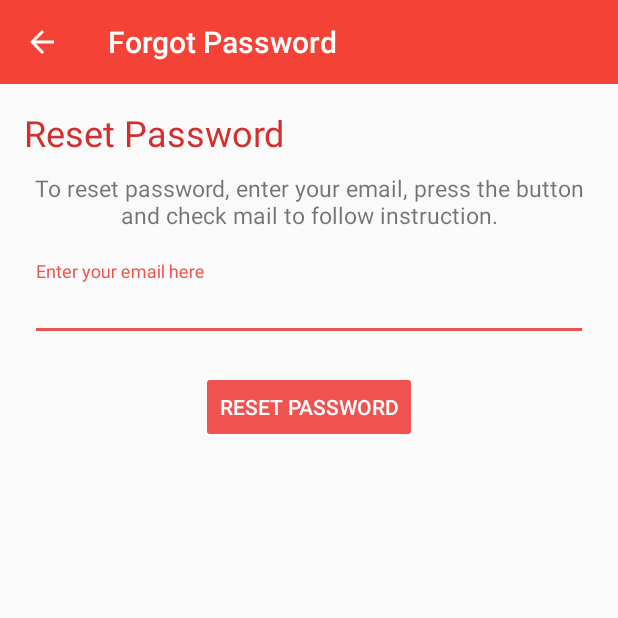
After one commit to Muskan-Mittal/Medical_Helper, an Android app: the ForgotPasswordActivity screen opened directly, with no data from a screen before it, on a phone screen of 412 x 824 dp, the top half of it. The commit adds this screen. Run offline under Robolectric (Android 15) with nearby library versions, the phone set to English and light mode, and no system bars; our stand-ins replace Firebase (no records; nobody signed in at launch, a user with empty details on screens opened directly); libraries missing offline, so code that uses them is left out: com.facebook.

Commit message:
Forgot password feature added to Login.

```diff
--- a/app/build.gradle
+++ b/app/build.gradle
@@ -66,4 +66,5 @@ dependencies {
 
 
 
+
 apply plugin: 'com.google.gms.google-services'
--- /dev/null
+++ b/app/src/main/java/com/example/muskan/medical_help/ForgotPasswordActivity.java
@@ -0,0 +1,44 @@
+package com.example.muskan.medical_help;
+
+import android.app.Activity;
+import android.content.Intent;
+import android.os.Bundle;
+import android.support.annotation.Nullable;
+import android.support.v7.app.AppCompatActivity;
+import android.support.v7.widget.Toolbar;
+import android.util.Log;
+import android.view.View;
+
+import com.example.muskan.medical_help.Fragments.ForgotPasswordFragment;
+import com.example.muskan.medical_help.Fragments.MyMedicineFragment;
+
+/**
+ * Created by muskan on 19/1/18.
+ */
+
+public class ForgotPasswordActivity extends AppCompatActivity {
+
+    @Override
+    protected void onCreate(@Nullable Bundle savedInstanceState) {
+        super.onCreate(savedInstanceState);
+        setContentView(R.layout.activity_category);
+        getSupportFragmentManager().beginTransaction().replace(R.id.container, new ForgotPasswordFragment()).commit();
+        initToolbar();
+    }
+
+    private void initToolbar() {
+        Toolbar toolbar = (Toolbar) findViewById(R.id.toolbar_actionbar_myMedicine);
+        if (toolbar != null) {
+            setSupportActionBar(toolbar);
+            getSupportActionBar().setDisplayHomeAsUpEnabled(true);
+            getSupportActionBar().setDisplayShowHomeEnabled(true);
+
+            toolbar.setNavigationOnClickListener(new View.OnClickListener() {
+                @Override
+                public void onClick(View v) {
+                    startActivity(new Intent(ForgotPasswordActivity.this, LoginActivity.class));
+                }
+            });
+        }
+    }
+}
--- /dev/null
+++ b/app/src/main/java/com/example/muskan/medical_help/Fragments/ForgotPasswordFragment.java
@@ -0,0 +1,118 @@
+package com.example.muskan.medical_help.Fragments;
+
+
+import android.content.Context;
+import android.os.Bundle;
+import android.support.annotation.NonNull;
+import android.support.annotation.Nullable;
+import android.support.v4.app.Fragment;
+import android.text.TextUtils;
+import android.util.Log;
+import android.view.LayoutInflater;
+import android.view.View;
+import android.view.ViewGroup;
+import android.widget.Button;
+import android.widget.EditText;
+import android.widget.Toast;
+
+import com.example.muskan.medical_help.R;
+import com.google.android.gms.tasks.OnCompleteListener;
+import com.google.android.gms.tasks.Task;
+import com.google.firebase.auth.FirebaseAuth;
+
+import static com.facebook.FacebookSdk.getApplicationContext;
+
+/**
+ * A simple {@link Fragment} subclass.
+ */
+public class ForgotPasswordFragment extends Fragment {
+
+    private EditText editTextEmail;
+    private Button btnResetPassword;
+    private FirebaseAuth mAuth;
+
+    public ForgotPasswordFragment() {
+        // Required empty public constructor
+    }
+
+    @Override
+    public void onDetach() {
+        super.onDetach();
+    }
+
+    @Override
+    public void onAttach(Context context) {
+        super.onAttach(context);
+    }
+
+    @Override
+    public void onStart() {
+        super.onStart();
+    }
+
+    @Override
+    public void onPause() {
+        super.onPause();
+    }
+
+    @Override
+    public void onStop() {
+        super.onStop();
+    }
+
+    @Override
+    public void onDestroy() {
+        super.onDestroy();
+    }
+
+    @Override
+    public void onSaveInstanceState(@NonNull Bundle outState) {
+        super.onSaveInstanceState(outState);
+    }
+
+    @Override
+    public void onResume() {
+        super.onResume();
+    }
+
+    @Override
+    public void onCreate(@Nullable Bundle savedInstanceState) {
+        super.onCreate(savedInstanceState);
+        setHasOptionsMenu(true);
+    }
+
+    @Override
+    public View onCreateView(LayoutInflater inflater, ViewGroup container,
+                             Bundle savedInstanceState) {
+        View rootview = inflater.inflate(R.layout.fragment_forgot_password, container, false);
+        editTextEmail = (EditText) rootview.findViewById(R.id.edt_reset_email);
+        btnResetPassword = (Button) rootview.findViewById(R.id.btn_reset_password);
+        mAuth = FirebaseAuth.getInstance();
+
+        btnResetPassword.setOnClickListener(new View.OnClickListener() {
+            @Override
+            public void onClick(View view) {
+                Log.v("Woking", "Yes");
+                String email = editTextEmail.getText().toString().trim();
+
+                if (TextUtils.isEmpty(email)) {
+                    Toast.makeText(getActivity(), "Enter your email!", Toast.LENGTH_SHORT).show();
+                    return;
+                }
+
+                mAuth.sendPasswordResetEmail(email)
+                        .addOnCompleteListener(new OnCompleteListener<Void>() {
+                            @Override
+                            public void onComplete(@NonNull Task<Void> task) {
+                                if (task.isSuccessful()) {
+                                    Toast.makeText(getActivity(), "Check email to reset your password!", Toast.LENGTH_SHORT).show();
+                                } else {
+                                    Toast.makeText(getActivity(), "Fail to send reset password email!", Toast.LENGTH_SHORT).show();
+                                }
+                            }
+                        });
+            }
+        });
+        return rootview;
+    }
+}
--- a/app/src/main/java/com/example/muskan/medical_help/Fragments/MyMedicineFragment.java
+++ b/app/src/main/java/com/example/muskan/medical_help/Fragments/MyMedicineFragment.java
@@ -92,7 +92,6 @@ public class MyMedicineFragment extends Fragment {
     public void onCreate(@Nullable Bundle savedInstanceState) {
         super.onCreate(savedInstanceState);
         setHasOptionsMenu(true);
-
     }
 
     @Override
--- a/app/src/main/res/layout/activity_signup.xml
+++ b/app/src/main/res/layout/activity_signup.xml
@@ -100,7 +100,7 @@
                 android:layout_marginTop="20dp"
                 android:layout_weight="2"
                 android:backgroundTint="#ef5350"
-                android:text="SIGN UP"
+                android:text="@string/SignUpBtnText"
                 android:textColor="#FFFFFF" />
 
             <LinearLayout
--- /dev/null
+++ b/app/src/main/res/layout/fragment_forgot_password.xml
@@ -0,0 +1,56 @@
+<?xml version="1.0" encoding="utf-8"?>
+<LinearLayout xmlns:android="http://schemas.android.com/apk/res/android"
+    xmlns:app="http://schemas.android.com/apk/res-auto"
+    android:layout_width="match_parent"
+    android:layout_height="wrap_content"
+    android:fitsSystemWindows="true"
+    android:orientation="vertical">
+
+    <TextView
+        android:id="@+id/title_text"
+        style="@style/textStyle"
+        android:layout_width="wrap_content"
+        android:layout_height="wrap_content"
+        android:gravity="center"
+        android:text="@string/ResetPasswordHeading"
+        android:textSize="24sp" />
+
+    <TextView
+        android:layout_width="wrap_content"
+        android:layout_height="wrap_content"
+        android:layout_marginBottom="10dp"
+        android:gravity="center_horizontal"
+        android:padding="10dp"
+        android:text="@string/ResetPasswordDescription"
+        android:textSize="15dp" />
+
+    <!--Email input edit text for email-->
+    <android.support.design.widget.TextInputLayout
+        android:id="@+id/textInputLayoutResetEmail"
+        android:layout_width="match_parent"
+        android:layout_height="wrap_content"
+        android:layout_marginLeft="20dp"
+        android:layout_marginRight="20dp">
+
+        <android.support.design.widget.TextInputEditText
+            android:id="@+id/edt_reset_email"
+            style="@style/TextAppearence.App.TextInputLayout"
+            android:layout_width="match_parent"
+            android:layout_height="wrap_content"
+            android:hint="@string/EditTextHint"
+            android:inputType="textEmailAddress"
+            android:textColor="#212121"
+            android:textColorHint="#212121" />
+    </android.support.design.widget.TextInputLayout>
+
+    <!--Reset password button-->
+    <Button
+        android:id="@+id/btn_reset_password"
+        android:layout_width="wrap_content"
+        android:layout_height="wrap_content"
+        android:layout_gravity="center"
+        android:layout_margin="20dp"
+        android:backgroundTint="#ef5350"
+        android:text="@string/ResetPasswordHeading"
+        android:textColor="@color/white" />
+</LinearLayout>
--- a/app/src/main/res/values/strings.xml
+++ b/app/src/main/res/values/strings.xml
@@ -12,6 +12,7 @@
     <!--Login and Sign up activity string labels-->
     <string name="UserId">User Id</string>
     <string name="Password">Password</string>
+    <string name="SignUpBtnText">SIGN UP</string>
     <string name="OrConnectWithText">Or connect with</string>
     <string name="AlreadyHaveText">Already have?</string>
     <string name="Login">LOGIN</string>
@@ -25,6 +26,11 @@
     <string name="dosage">0</string>
     <string name="ScheduleText">Schedule</string>
     <string name="SelectAScheduleHint">Select a schedule</string>
+
+    <!--Forget password string labels-->
+    <string name="ResetPasswordHeading">Reset Password</string>
+    <string name="ResetPasswordDescription">To reset password, enter your email, press the button and check mail to follow instruction.</string>
+    <string name="EditTextHint">Enter your email here</string>
 
     <!--Logout page string labels-->
     <string name="DescriptionForAppAfterLogout">Thank you for using My Help health app! Login in to set alarms and click images to store your medical records.</string>
@@ -76,4 +82,5 @@
 
     <!-- TODO: Remove or change this placeholder text -->
     <string name="hello_blank_fragment">Hello blank fragment</string>
+
 </resources>
```
Also changed, not shown: app/src/main/AndroidManifest.xml (+11 -1 lines), app/src/main/java/com/example/muskan/medical_help/LoginActivity.java (+13 -0 lines), app/src/main/res/layout/activity_login.xml (+8 -0 lines).
